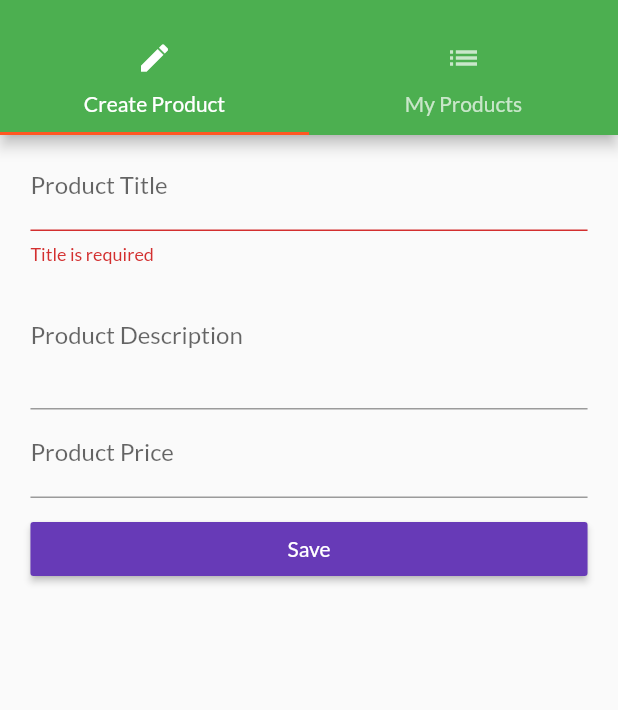
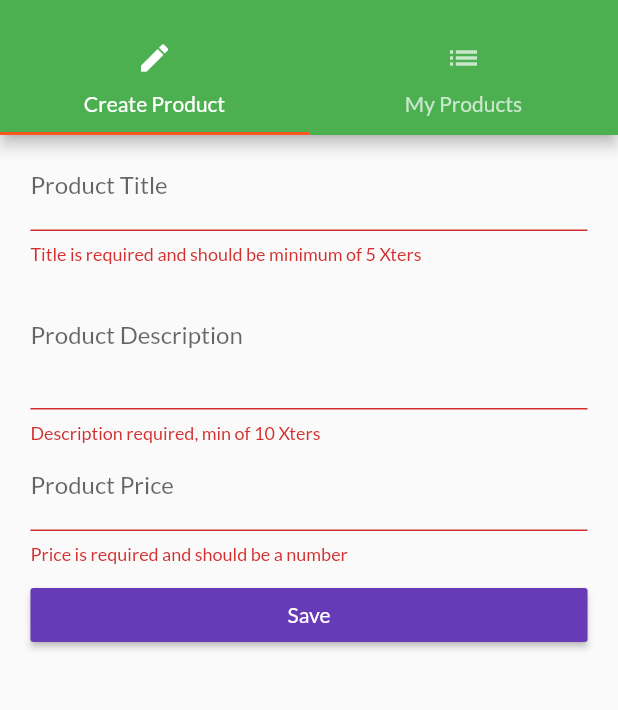
Before and after one commit to adeluleye/working-with-flutter, a Flutter app: the ProductsAdminPage screen opened by its route, after a tap on "Save", on a phone screen of 412 x 824 dp, the part 60-770 px from its top. Run offline on Flutter 3.47's test engine with Material 2 defaults, Android fonts, the phone set to English and light mode, and no system bars.

```diff
--- a/lib/pages/product_create.dart
+++ b/lib/pages/product_create.dart
@@ -23,8 +23,8 @@ class _ProductCreatePageState extends State<ProductCreatePage> {
         labelText: 'Product Title',
       ),
       validator: (String value) {
-        if (value.isEmpty) {
-          return 'Title is required';
+        if (value.isEmpty || value.length < 5) {
+          return 'Title is required and should be minimum of 5 Xters';
         }
       },
       onSaved: (String value) {
@@ -39,6 +39,11 @@ class _ProductCreatePageState extends State<ProductCreatePage> {
     return TextFormField(
       decoration: InputDecoration(labelText: 'Product Description'),
       maxLines: 3,
+      validator: (String value) {
+        if (value.isEmpty || value.length < 10) {
+          return 'Description required, min of 10 Xters';
+        }
+      },
       onSaved: (String value) {
         setState(() {
           _descriptionValue = value;
@@ -54,6 +59,11 @@ class _ProductCreatePageState extends State<ProductCreatePage> {
       keyboardType: TextInputType.numberWithOptions(
         decimal: true,
       ),
+      validator: (String value) {
+        if (value.isEmpty || !RegExp(r'^(?:[1-9]\d*|0)?(?:\.\d+)?$').hasMatch(value)) {
+          return 'Price is required and should be a number';
+        }
+      },
       onSaved: (String value) {
         setState(() {
           _priceValue = double.parse(value);
```
